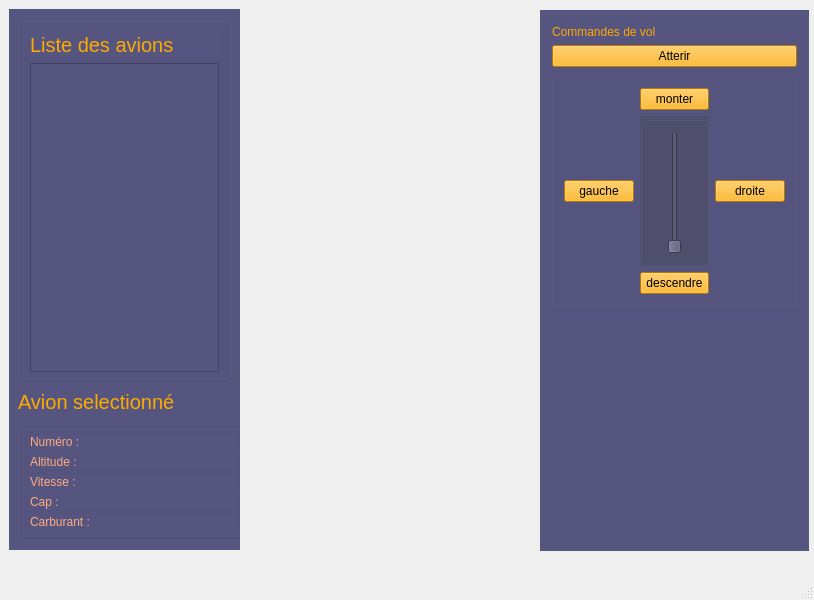
arcreane/python-project-control-air, file interface0.ui: the form before one commit.
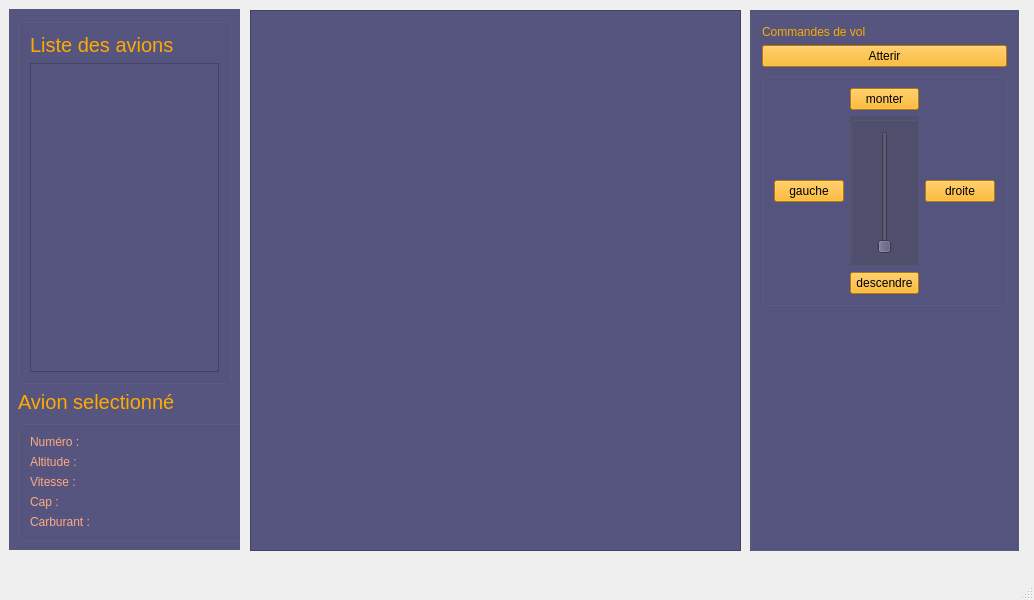
The form after the commit.

What changed in the file:
```diff
--- a/interface0.ui
+++ b/interface0.ui
@@ -6,7 +6,7 @@
    <rect>
     <x>0</x>
     <y>0</y>
-    <width>814</width>
+    <width>1034</width>
     <height>600</height>
    </rect>
   </property>
@@ -140,7 +140,7 @@
    <widget class="QGroupBox" name="verticalGroupBox">
     <property name="geometry">
      <rect>
-      <x>540</x>
+      <x>750</x>
       <y>10</y>
       <width>269</width>
       <height>541</height>
@@ -253,6 +253,25 @@
      </item>
     </layout>
    </widget>
+   <widget class="QFrame" name="frame">
+    <property name="geometry">
+     <rect>
+      <x>250</x>
+      <y>10</y>
+      <width>491</width>
+      <height>541</height>
+     </rect>
+    </property>
+    <property name="styleSheet">
+     <string notr="true">background-color: rgb(85, 85, 127);</string>
+    </property>
+    <property name="frameShape">
+     <enum>QFrame::StyledPanel</enum>
+    </property>
+    <property name="frameShadow">
+     <enum>QFrame::Raised</enum>
+    </property>
+   </widget>
   </widget>
   <widget class="QMenuBar" name="menubar">
    <property name="geometry">
```
Left out of the diff: 2 changed lines with no effect on the pictures.
